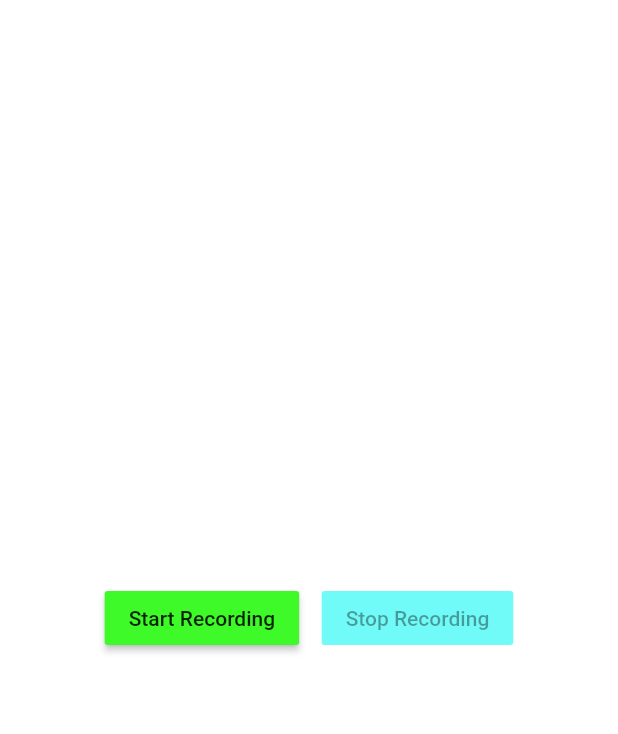
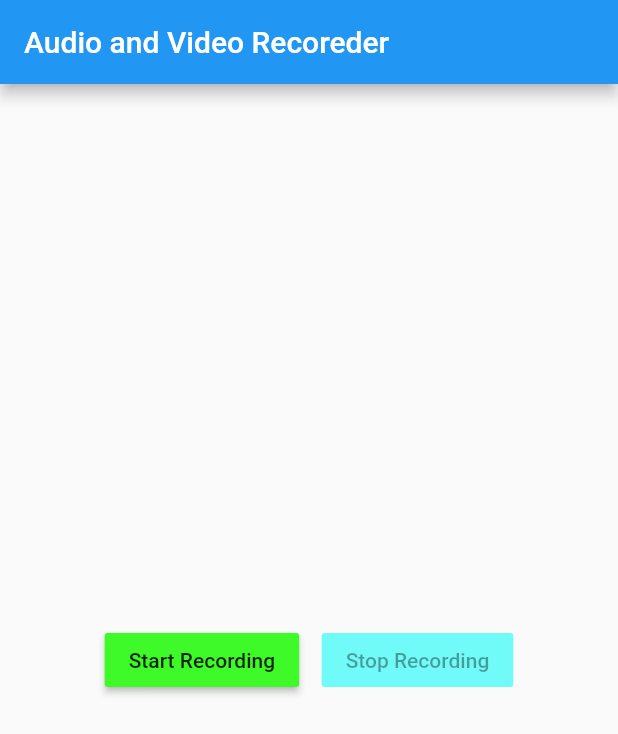
Before and after one commit to bssughosh/recorder, a Flutter app: the screen it shows after launch, on a phone screen of 412 x 824 dp. Shown: the top 734 px of the screen. Run offline on Flutter 3.47's test engine with Material 2 defaults, Android fonts, the phone set to English and light mode, and no system bars; our stand-ins replace firebase_core; missing offline and left inert: dart:html, dart:js; accounts and stored records are empty.

Commit message:
Added Some Documentation

```diff
--- a/lib/pages/page2.dart
+++ b/lib/pages/page2.dart
@@ -2,6 +2,7 @@ import 'package:flutter/material.dart';
 
 import 'package:recorder/pages/recording_page.dart';
 
+/// Loads the Stateful Widget for the page
 class Page2 extends StatelessWidget {
   @override
   Widget build(BuildContext context) {
--- a/lib/pages/recording_page.dart
+++ b/lib/pages/recording_page.dart
@@ -3,6 +3,7 @@ import 'dart:js' as js;
 
 import 'package:recorder/widgets/normal_button.dart';
 
+/// The Stateful Widget for the recoding page
 class RecordingPage extends StatefulWidget {
   @override
   _RecordingPageState createState() => _RecordingPageState();
@@ -13,7 +14,11 @@ class _RecordingPageState extends State<RecordingPage> {
   bool stopActive = true;
   @override
   Widget build(BuildContext context) {
-    return Center(
+    return Scaffold(
+      appBar: AppBar(
+        title: Text('Audio and Video Recoreder'),
+      ),
+      body: Center(
         child: Row(
           mainAxisAlignment: MainAxisAlignment.center,
           children: [
@@ -31,6 +36,7 @@ class _RecordingPageState extends State<RecordingPage> {
               isActive: stopActive,
             ),
           ],
+        ),
       ),
     );
   }
--- a/lib/widgets/normal_button.dart
+++ b/lib/widgets/normal_button.dart
@@ -1,5 +1,6 @@
 import 'package:flutter/material.dart';
 
+/// Button Widget which can be reused multiple times in the application
 class NormalButton extends StatelessWidget {
   final String name;
   final Function onPress;
```
Also changed, not shown: lib/main.dart (+4 -3 lines). Lines whose indentation alone changed are shown as unchanged.
